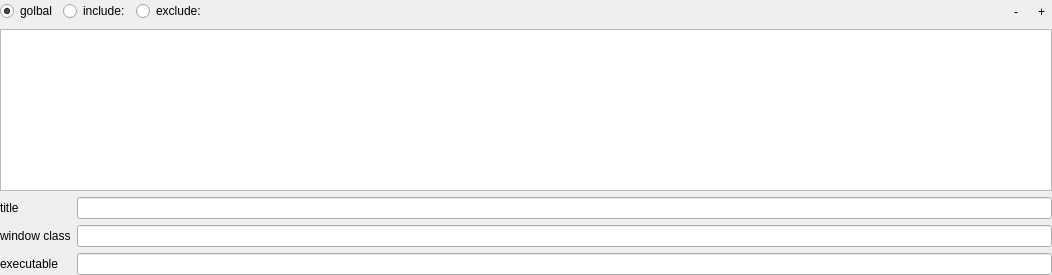
This is ui/a2widget/a2hotkey/scope_widget.ui in ewerybody/a2 as Qt 5 draws it before an edit. The edited form follows.
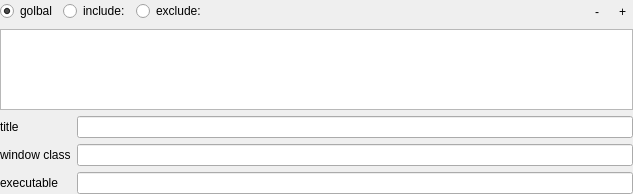
This is the edited form. Custom widgets are drawn as their Qt base class.

Commit message: almost finished the scope widget

Patch:
```diff
--- a/ui/a2widget/a2hotkey/scope_widget.ui
+++ b/ui/a2widget/a2hotkey/scope_widget.ui
@@ -6,8 +6,8 @@
    <rect>
     <x>0</x>
     <y>0</y>
-    <width>1052</width>
-    <height>275</height>
+    <width>633</width>
+    <height>194</height>
    </rect>
   </property>
   <property name="windowTitle">
@@ -16,15 +16,21 @@
   <property name="toolTip">
    <string notr="true"/>
   </property>
-  <layout class="QFormLayout" name="formLayout">
-   <property name="fieldGrowthPolicy">
-    <enum>QFormLayout::AllNonFixedFieldsGrow</enum>
-   </property>
+  <layout class="QVBoxLayout" name="verticalLayout">
    <property name="margin">
     <number>0</number>
    </property>
-   <item row="0" column="0" colspan="2">
+   <item>
     <layout class="QHBoxLayout" name="horizontalLayout_2">
+     <property name="spacing">
+      <number>100</number>
+     </property>
+     <item>
+      <widget class="QWidget" name="type_radio_widget" native="true">
+       <layout class="QHBoxLayout" name="horizontalLayout">
+        <property name="margin">
+         <number>0</number>
+        </property>
      <item>
       <widget class="QRadioButton" name="scopeMode_0">
        <property name="text">
@@ -55,6 +61,9 @@
        </property>
       </widget>
      </item>
+       </layout>
+      </widget>
+     </item>
      <item>
       <spacer name="horizontalSpacer">
        <property name="orientation">
@@ -69,6 +78,12 @@
       </spacer>
      </item>
      <item>
+      <widget class="QWidget" name="tool_buttons_widget" native="true">
+       <layout class="QHBoxLayout" name="horizontalLayout_3">
+        <property name="margin">
+         <number>0</number>
+        </property>
+        <item>
       <widget class="QToolButton" name="scope_pick">
        <property name="sizePolicy">
         <sizepolicy hsizetype="Minimum" vsizetype="Fixed">
@@ -83,7 +98,7 @@
         </size>
        </property>
        <property name="toolTip">
-        <string notr="true"/>
+           <string notr="true">Pick from a Window</string>
        </property>
        <property name="text">
         <string notr="true"/>
@@ -144,9 +159,12 @@
       </widget>
      </item>
     </layout>
-   </item>
-   <item row="1" column="0" colspan="2">
-    <widget class="QListWidget" name="cfg_scope">
+      </widget>
+     </item>
+    </layout>
+   </item>
+   <item>
+    <widget class="A2ListCompact" name="cfg_scope">
      <property name="sizePolicy">
       <sizepolicy hsizetype="Expanding" vsizetype="Maximum">
        <horstretch>0</horstretch>
@@ -173,43 +191,57 @@
      </property>
     </widget>
    </item>
-   <item row="2" column="0">
+   <item>
+    <widget class="QWidget" name="fields_widget" native="true">
+     <layout class="QFormLayout" name="formLayout_2">
+      <property name="margin">
+       <number>0</number>
+      </property>
+      <item row="0" column="0">
     <widget class="QLabel" name="label_2">
      <property name="text">
       <string>title</string>
      </property>
     </widget>
    </item>
-   <item row="2" column="1">
+      <item row="0" column="1">
     <widget class="A2ButtonField" name="scope_title"/>
    </item>
-   <item row="3" column="0">
+      <item row="1" column="0">
     <widget class="QLabel" name="label_3">
      <property name="text">
       <string>window class</string>
      </property>
     </widget>
    </item>
-   <item row="3" column="1">
+      <item row="1" column="1">
     <widget class="A2ButtonField" name="scope_class"/>
    </item>
-   <item row="4" column="0">
+      <item row="2" column="0">
     <widget class="QLabel" name="label_4">
      <property name="text">
       <string>executable</string>
      </property>
     </widget>
    </item>
-   <item row="4" column="1">
+      <item row="2" column="1">
     <widget class="A2ButtonField" name="scope_exe"/>
    </item>
   </layout>
  </widget>
+   </item>
+  </layout>
+ </widget>
  <customwidgets>
   <customwidget>
    <class>A2ButtonField</class>
    <extends>QLineEdit</extends>
-   <header>a2widget.a2button_field</header>
+   <header>a2widget</header>
+  </customwidget>
+  <customwidget>
+   <class>A2ListCompact</class>
+   <extends>QListWidget</extends>
+   <header>a2widget</header>
   </customwidget>
  </customwidgets>
  <resources/>
```
Lines whose indentation alone changed are shown as unchanged. The commit also changes 3 other files.
